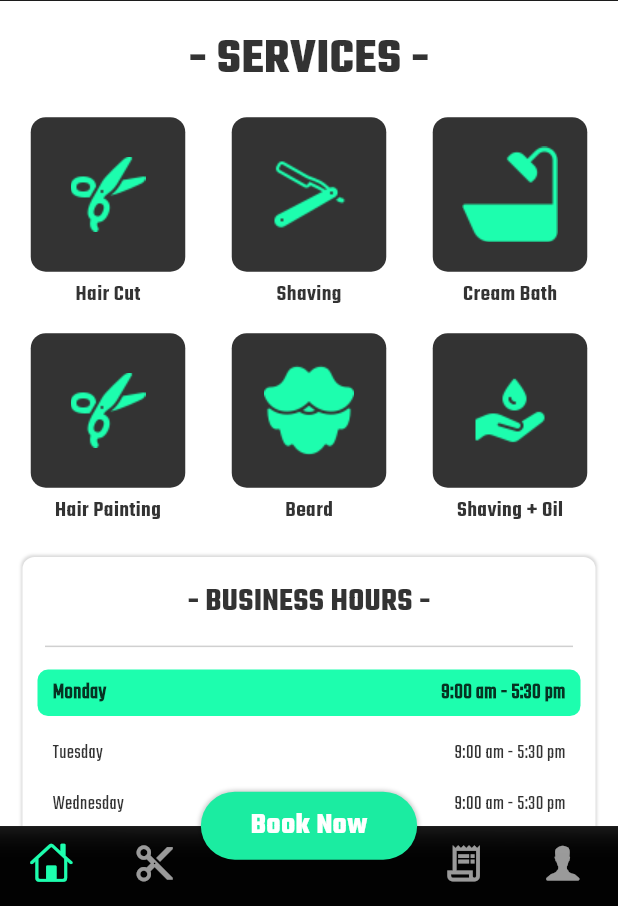
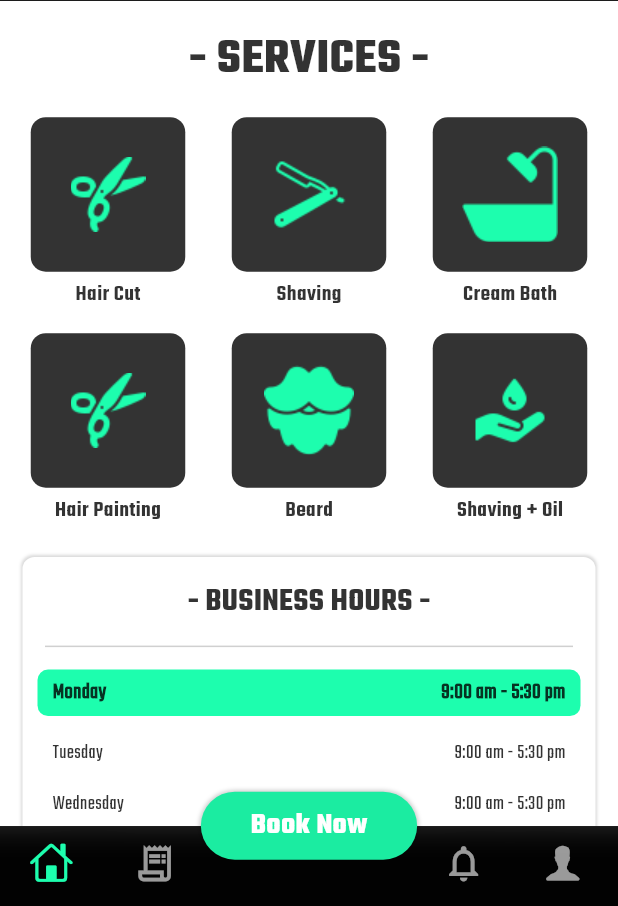
Before and after one commit to IbrahimZarkoon/BarberShop, a Flutter app: the DashboardPage screen opened directly, on a phone screen of 412 x 824 dp, the part 330-1236 px from its top. Run offline on Flutter 3.47's test engine with Material 3 defaults, Android fonts, the phone set to English and light mode, and no system bars; our stand-ins replace easy_date_timeline, stylish_bottom_bar; missing offline and left inert: another_stepper, flutter_circular_text.

Commit message:
13-Dec-23

```diff
--- a/lib/Pages/DashboardPage.dart
+++ b/lib/Pages/DashboardPage.dart
@@ -25,14 +25,15 @@ class _DashboardPageState extends State<DashboardPage> with SingleTickerProvider
 
   final userTabs = [
     HomePage(),
-    StaffPage(),
+    BookingsPage(),
+
 
     //Book Now Tabs Start
-    SizedBox(),
+    StaffPage(),
     SizedBox(),
     //Book Now Tabs End
 
-    BookingsPage(),
+    SizedBox(),
     SizedBox()
   ];
 
@@ -107,7 +108,7 @@ class _DashboardPageState extends State<DashboardPage> with SingleTickerProvider
                 ),
                 BottomNavigationBarItem(
                   icon: Icon(
-                    Icons.content_cut_outlined,
+                    Icons.receipt_long_outlined,
                     size: MediaQuery.sizeOf(context).height*0.035,
                   ),
                 ),
@@ -135,7 +136,7 @@ class _DashboardPageState extends State<DashboardPage> with SingleTickerProvider
 
                 BottomNavigationBarItem(
                     icon: Icon(
-                      Icons.receipt_long_outlined,
+                      Icons.notifications_none_outlined,
                       size: MediaQuery.sizeOf(context).height*0.035,
                     ),
                     ),
@@ -186,7 +187,15 @@ class _DashboardPageState extends State<DashboardPage> with SingleTickerProvider
         ]
         ),
 
-        floatingActionButton: Container(
+        floatingActionButton: InkWell(
+          onTap: ()
+          {
+            setState(() {
+              widget.tabindex = 2;
+            });
+            _tabController.animateTo(2);
+          },
+          child: Container(
             constraints: BoxConstraints(
                 maxHeight: MediaQuery.sizeOf(context).height*0.055,
                 maxWidth: MediaQuery.sizeOf(context).width*0.35
@@ -208,6 +217,7 @@ class _DashboardPageState extends State<DashboardPage> with SingleTickerProvider
 
             child: Text("Book Now",maxLines: 1,textScaleFactor: 1.2,style: TextStyle(color: white,fontFamily: "OpenSans_Bold",fontSize: MediaQuery.sizeOf(context).height*0.02),),
           ),
+        ),
 
         floatingActionButtonLocation: FloatingActionButtonLocation.centerDocked,
       ),
```
Also changed, not shown: 1 other file. Lines whose indentation alone changed are shown as unchanged.
